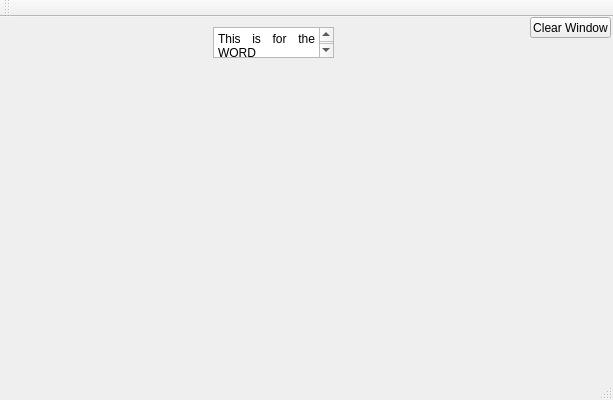
Old version of the form Scribble/Scribble/Scribble.ui in the repository PopescuFilip/Scribble.
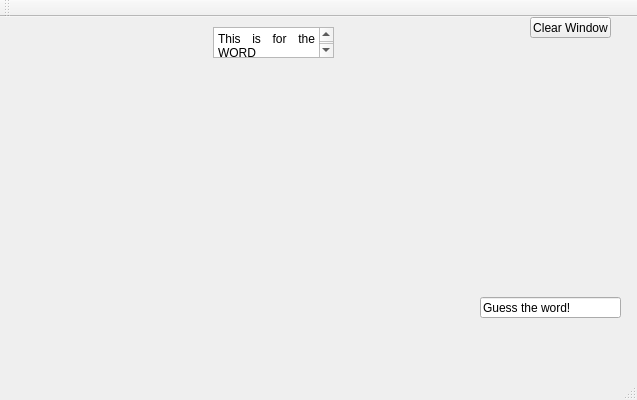
New version of the form.

Commit message: Added line Edit in Scribble.ui (to guess the word) + some efficiency changes to setters and getters for Word class

Diff of the .ui file:
```diff
--- a/Scribble/Scribble/Scribble.ui
+++ b/Scribble/Scribble/Scribble.ui
@@ -6,7 +6,7 @@
    <rect>
     <x>0</x>
     <y>0</y>
-    <width>613</width>
+    <width>637</width>
     <height>400</height>
    </rect>
   </property>
@@ -47,6 +47,19 @@
 &lt;p align=&quot;justify&quot; style=&quot; margin-top:0px; margin-bottom:0px; margin-left:0px; margin-right:0px; -qt-block-indent:0; text-indent:0px;&quot;&gt;This is for the WORD&lt;/p&gt;&lt;/body&gt;&lt;/html&gt;</string>
     </property>
    </widget>
+   <widget class="QLineEdit" name="lineEdit">
+    <property name="geometry">
+     <rect>
+      <x>480</x>
+      <y>280</y>
+      <width>141</width>
+      <height>21</height>
+     </rect>
+    </property>
+    <property name="text">
+     <string>Guess the word!</string>
+    </property>
+   </widget>
   </widget>
   <widget class="QMenuBar" name="menuBar">
    <property name="geometry">
```
Left out of the diff: 2 changed lines with no effect on the pictures. The commit also changes 2 other files.
